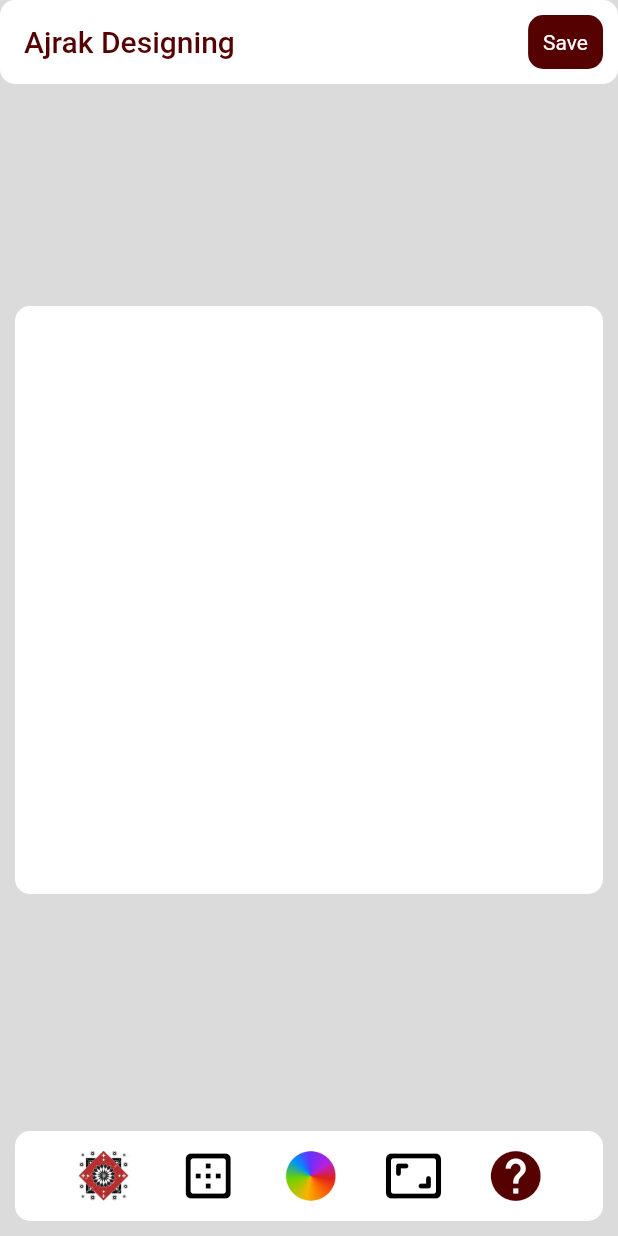
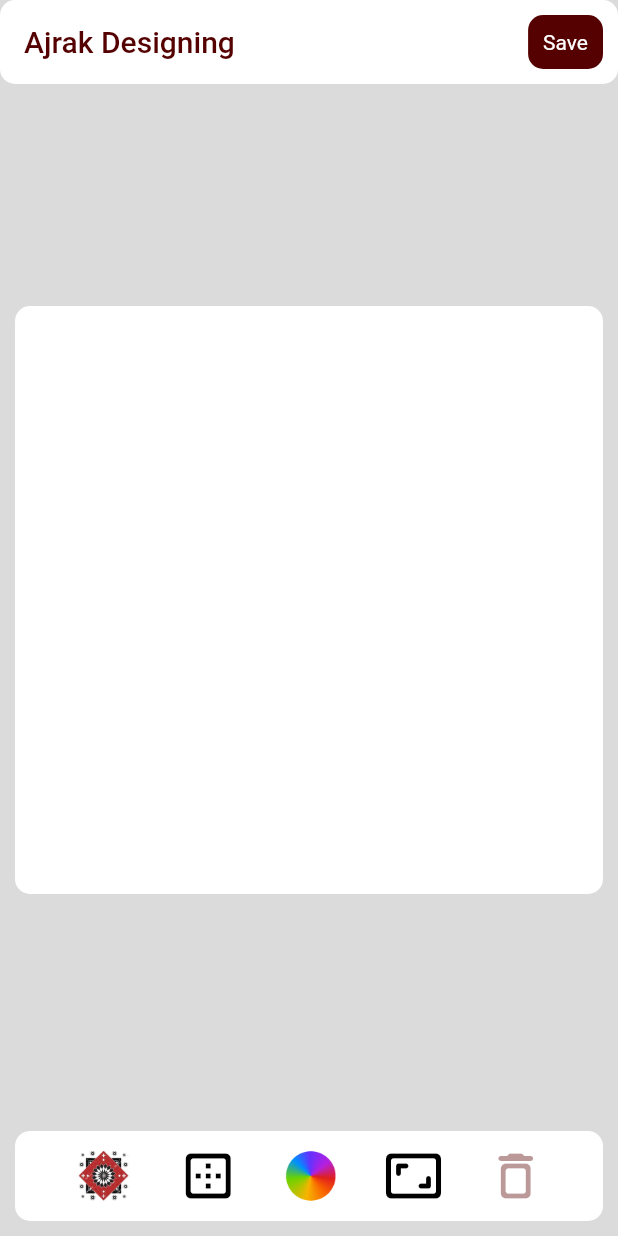
Before and after one commit to SajjadAli9470/AjrakDesigning_pro, a Flutter app: the screen it shows after launch, item 4 of the bottom bar chosen, after a tap on the "border outer" icon, on a phone screen of 412 x 824 dp. Run offline on Flutter 3.47's test engine with Material 2 defaults, Android fonts, the phone set to English and light mode, and no system bars; our stand-ins replace bloc, flutter_bloc, flutter_colorpicker; missing offline and left inert: matrix_gesture_detector_pro.

Commit message:
Deletion ins on the wayy

```diff
--- /dev/null
+++ b/lib/Delete.dart
@@ -0,0 +1,35 @@
+import 'package:flutter/material.dart';
+import 'package:flutter_bloc/flutter_bloc.dart';
+
+import 'blocs/bloc/history_bloc.dart';
+import 'design_var.dart';
+
+class Delete extends StatefulWidget {
+  const Delete({super.key});
+
+  @override
+  State<Delete> createState() => _DeleteState();
+}
+
+class _DeleteState extends State<Delete> {
+  @override
+  Widget build(BuildContext context) {
+    return BlocBuilder<HistoryBloc, HistoryState>(
+      builder: (context, hstate) {
+        int selectedd=hstate.histroyList.isNotEmpty ? hstate.histroyList.last.selectedItem : -1;
+        return InkWell(
+          onTap: () {},
+          child: Container(
+              decoration: BoxDecoration(
+                borderRadius: BorderRadius.circular(3),
+              ),
+              child: Icon(
+                Icons.delete_outline_rounded,
+                color: selectedd!=-1 ? ajrakColor :ajrakColor.withOpacity(0.4),
+                size: 40,
+              )),
+        );
+      },
+    );
+  }
+}
--- a/lib/background.dart
+++ b/lib/background.dart
@@ -79,10 +79,13 @@ class _BackGroundState extends State<BackGround> {
                           });
                           context.read<HistoryBloc>().add(add_history(
                               history: History(
+                                border: state.histroyList.last.border,
                                   backgroundColor: selectedColor,
                                   ratio: ratio,
                                   layers: state.histroyList.first.layers,
-                                  matrix: state.histroyList.first.matrix)));
+                                  matrix: state.histroyList.first.matrix,
+                                  selectedItem: selectedItem
+                                  )));
 
 
                         },
--- a/lib/border.dart
+++ b/lib/border.dart
@@ -47,6 +47,8 @@ class _BordersState extends State<Borders> {
                                       Image.asset('assets/borders/b_$i.png')));
                           context.read<HistoryBloc>().add(add_history(
                               history: History(
+                                border:'assets/borders/b_$i.png',
+                                selectedItem: selectedItem,
                                   layers: layer,
                                   backgroundColor: selectedColor,
                                   ratio: ratio)));
--- a/lib/bottom_bar.dart
+++ b/lib/bottom_bar.dart
@@ -1,5 +1,5 @@
 import 'package:design_ajrak2/background.dart';
-import 'package:design_ajrak2/help.dart';
+import 'package:design_ajrak2/Delete.dart';
 import 'package:design_ajrak2/patterns.dart';
 import 'package:design_ajrak2/ratio.dart';
 import 'package:flutter/material.dart';
@@ -19,13 +19,13 @@ class ButtomBar extends StatefulWidget {
 class _ButtomBarState extends State<ButtomBar> {
   @override
   Widget build(BuildContext context) {
-    return   Container(
+    return   SizedBox(
         width: MediaQuery.of(context).size.width,
         height: 80 ,
 
         child: Container(
-          margin: EdgeInsets.all(10),
-          padding: EdgeInsets.all(10),
+          margin: const EdgeInsets.all(10),
+          padding: const EdgeInsets.all(10),
           decoration: BoxDecoration(
             color: Colors.white,
             borderRadius: BorderRadius.circular(10)
@@ -38,7 +38,7 @@ class _ButtomBarState extends State<ButtomBar> {
                   Borders(),
                   BackGround(),
                   Ratio(),
-                  Help(),
+                  Delete(),
               ],
             ),
           ),
--- a/lib/design_area.dart
+++ b/lib/design_area.dart
@@ -23,7 +23,12 @@ class _design_areaState extends State<design_area> {
     super.initState();
     context.read<HistoryBloc>().add(add_history(
         history: History(
-            layers: null, backgroundColor: selectedColor, ratio: ratio)));
+            layers: null,
+            backgroundColor: selectedColor,
+            ratio: ratio,
+            selectedItem: -1,
+            border: ''
+            )));
   }
 
   @override
@@ -50,6 +55,7 @@ class _design_areaState extends State<design_area> {
                 margin: const EdgeInsets.all(10),
                 padding: const EdgeInsets.all(10),
                 decoration: BoxDecoration(
+
                     color: ajrakColor, borderRadius: BorderRadius.circular(10)),
                 child: const Text('Save'),
               ),
@@ -58,24 +64,37 @@ class _design_areaState extends State<design_area> {
         ),
         body: Center(
           child: BlocBuilder<HistoryBloc, HistoryState>(
-            builder: (context, state) {
-             for (var element in state.histroyList) {
-                log('${element.backgroundColor}');
-                log('${element.layers}');
-                log('${element.matrix}');
-                log('${element.ratio}');
-             }
-              ratio = state.histroyList.isNotEmpty
-                  ? state.histroyList.first.ratio
+            builder: (context, hstate) {
+              ratio = hstate.histroyList.isNotEmpty
+                  ? hstate.histroyList.last.ratio
                   : ratio;
-              selectedColor = state.histroyList.isNotEmpty
-                  ? state.histroyList.first.backgroundColor
+              selectedColor = hstate.histroyList.isNotEmpty
+                  ? hstate.histroyList.last.backgroundColor
                   : selectedColor;
-              return AspectRatio(
+              var border=hstate.histroyList.isNotEmpty ? hstate.histroyList.last.border
+                  : "";
+              log(selectedColor.toString());
+              return GestureDetector(
+                onTap: (){
+                  context.read<HistoryBloc>().add(
+                                          add_history(
+                                              history: History(
+                                                border: hstate.histroyList.last.border,
+                                                  selectedItem:-1,
+                                                  layers: hstate
+                                                      .histroyList.last.layers,
+                                                  backgroundColor:
+                                                      selectedColor,
+                                                  ratio: ratio,
+                                                  matrix: hstate.histroyList
+                                                      .last.matrix)));
+                },
+                child: AspectRatio(
                   aspectRatio: ratio,
                   child: Container(
                     margin: const EdgeInsets.all(10),
                     decoration: BoxDecoration(
+                      image: border!='' && (hstate.histroyList.last.border!=null) ? DecorationImage(image: AssetImage(hstate.histroyList.last.border!),fit: BoxFit.fill ): null,
                         color: selectedColor,
                         borderRadius: BorderRadius.circular(10)),
                     child: BlocBuilder<LayredBloc, LayredState>(
@@ -85,12 +104,30 @@ class _design_areaState extends State<design_area> {
                           children: [
                             ...state.layredList.map(
                               (e) {
-                              return e.child;
+                                return GestureDetector(
+                                    onTap: () {
+                                      setState(() {
+                                        context.read<HistoryBloc>().add(
+                                            add_history(
+                                                history: History(
+                                                  border: hstate.histroyList.last.border,
+                                                    selectedItem: e.id,
+                                                    layers: hstate
+                                                        .histroyList.last.layers,
+                                                    backgroundColor:
+                                                        selectedColor,
+                                                    ratio: ratio,
+                                                    matrix: hstate.histroyList
+                                                        .last.matrix)));
+                                      });
+                                    },
+                                    child: e.child);
                               },
                             )
                           ],
                         );
                       },
+                    ),
                   ),
                 ),
               );
--- a/lib/help.dart
+++ /dev/null
@@ -1,26 +0,0 @@
-import 'package:flutter/material.dart';
-
-import 'design_var.dart';
-
-class Help extends StatefulWidget {
-  const Help({super.key});
-
-  @override
-  State<Help> createState() => _HelpState();
-}
-
-class _HelpState extends State<Help> {
-  @override
-  Widget build(BuildContext context) {
-    return InkWell(
-                    onTap: (){
-                    },
-                    child: Container(
-
-                      decoration: BoxDecoration(
-                        borderRadius: BorderRadius.circular(3),
-                      ),
-                      child: Icon(Icons.help_sharp,color:ajrakColor,size: 40,)) ,
-                  );
-  }
-}
--- a/lib/model/history_model.dart
+++ b/lib/model/history_model.dart
@@ -8,12 +8,14 @@ class History {
   final Matrix4? matrix;
   final Color backgroundColor;
   final double ratio;
+  final int selectedItem;
+  final String? border;
   History({
     this.layers,
     this.matrix,
     required this.backgroundColor,
     required this.ratio,
+    required this.selectedItem,
+    this.border,
   });
-
-
 }
--- a/lib/patterns.dart
+++ b/lib/patterns.dart
@@ -1,4 +1,3 @@
-import 'dart:developer';
 
 import 'package:design_ajrak2/blocs/bloc/layred_bloc.dart';
 import 'package:flutter/material.dart';
@@ -6,7 +5,6 @@ import 'package:flutter_bloc/flutter_bloc.dart';
 
 import 'Overlayed.dart';
 import 'blocs/bloc/history_bloc.dart';
-import 'design_area.dart';
 import 'design_var.dart';
 import 'model/history_model.dart';
 import 'model/layred_widgets.dart';
@@ -48,7 +46,9 @@ class _PattrensState extends State<Pattrens> {
                                                 LayeredWidget layer=LayeredWidget(id:id, child:OverlayedWidget( id:id,child: Image.asset('assets/custom/p_$i.png') ));
                                                 context.read<LayredBloc>().add(add_layer(layer:layer));
                                                 context.read<HistoryBloc>().add(add_history(
-                              history: History(layers: layer, backgroundColor: selectedColor, ratio: ratio,matrix:null)));
+                              history: History(
+                                border: state.histroyList.last.border,
+                                selectedItem : state.histroyList.last.selectedItem ,layers: layer, backgroundColor: selectedColor, ratio: ratio,matrix:null)));
 
                                               },
                                               child: Container(
--- a/lib/ratio.dart
+++ b/lib/ratio.dart
@@ -22,24 +22,27 @@ class _RatioState extends State<Ratio> {
           backgroundColor: Colors.transparent,
           context: context,
           builder: (context) {
+            return BlocBuilder<HistoryBloc, HistoryState>(
+              builder: (context, state) {
                 return Container(
                           height: 80,
-              margin: EdgeInsets.all(10),
-              padding: EdgeInsets.all(10),
+                          margin: const EdgeInsets.all(10),
+                          padding: const EdgeInsets.all(10),
                           decoration: BoxDecoration(
                               color: Colors.white, borderRadius: BorderRadius.circular(10)),
                           child: Row(
                             mainAxisAlignment: MainAxisAlignment.spaceAround,
                             children: [
-                  BlocBuilder<HistoryBloc, HistoryState>(
-                    builder: (context, state) {
-                      return InkWell(
+
+
+                                   InkWell(
                                                   onTap: () {
                                                     setState(() {
                                                       aspect_ratio = 1 / 2;
                                                     });
+
                                                     context.read<HistoryBloc>().add(add_history(
-                          history: History(layers:state.histroyList.first.layers , backgroundColor: selectedColor, ratio: ratio,matrix: state.histroyList.first.matrix)));
+                                      history: History(layers:state.histroyList.last.layers , backgroundColor: selectedColor, ratio: aspect_ratio,matrix: state.histroyList.last.matrix,selectedItem: state.histroyList.last.selectedItem,border: state.histroyList.last.border)));
                                                     Navigator.of(context).pop();
                                                   },
                                                   child: Container(
@@ -49,19 +52,22 @@ class _RatioState extends State<Ratio> {
                                                     decoration: BoxDecoration(
                                                         borderRadius: BorderRadius.circular(3),
                                                         border: Border.all(color: Colors.black, width: 3)),
-                                        child: Text(
+                                                    child: const Text(
                                                       '1:2',
                                                       style: TextStyle(fontSize: 8),
                                                     ),
                                                   ),
-                                    );
-                    },
                                                 ),
+
+
                               InkWell(
                                 onTap: () {
                                   setState(() {
                                     aspect_ratio = 1;
                                   });
+
+                                                    context.read<HistoryBloc>().add(add_history(
+                                      history: History(layers:state.histroyList.last.layers , backgroundColor: selectedColor, ratio: aspect_ratio,matrix: state.histroyList.last.matrix,selectedItem: state.histroyList.last.selectedItem,border: state.histroyList.last.border)));
                                   Navigator.of(context).pop();
                                 },
                                 child: Container(
@@ -71,7 +77,7 @@ class _RatioState extends State<Ratio> {
                                   decoration: BoxDecoration(
                                       borderRadius: BorderRadius.circular(3),
                                       border: Border.all(color: Colors.black, width: 3)),
-                      child: Text(
+                                  child: const Text(
                                     '1:1',
                                     style: TextStyle(fontSize: 8),
                                   ),
@@ -82,6 +88,9 @@ class _RatioState extends State<Ratio> {
                                   setState(() {
                                     aspect_ratio = 16 / 9;
                                   });
+
+                                                    context.read<HistoryBloc>().add(add_history(
+                                      history: History(layers:state.histroyList.last.layers , backgroundColor: selectedColor, ratio: aspect_ratio,matrix: state.histroyList.last.matrix,selectedItem: state.histroyList.last.selectedItem,border: state.histroyList.last.border)));
                                   Navigator.of(context).pop();
                                 },
                                 child: Container(
@@ -91,7 +100,7 @@ class _RatioState extends State<Ratio> {
                                   decoration: BoxDecoration(
                                       borderRadius: BorderRadius.circular(3),
                                       border: Border.all(color: Colors.black, width: 3)),
-                      child: Text(
+                                  child: const Text(
                                     '16:9',
                                     style: TextStyle(fontSize: 8),
                                   ),
@@ -102,7 +111,9 @@ class _RatioState extends State<Ratio> {
                                   setState(() {
                                     aspect_ratio = 9 / 16;
                                   });
-                      Navigator.of(context).pop();
+
+                                                    context.read<HistoryBloc>().add(add_history(
+                                      history: History(layers:state.histroyList.last.layers , backgroundColor: selectedColor, ratio: aspect_ratio,matrix: state.histroyList.last.matrix,selectedItem: state.histroyList.last.selectedItem,border: state.histroyList.last.border)));    Navigator.of(context).pop();
                                 },
                                 child: Container(
                                   height: 50,
@@ -111,7 +122,7 @@ class _RatioState extends State<Ratio> {
                                   decoration: BoxDecoration(
                                       borderRadius: BorderRadius.circular(3),
                                       border: Border.all(color: Colors.black, width: 3)),
-                      child: Text(
+                                  child: const Text(
                                     '9:16',
                                     style: TextStyle(fontSize: 8),
                                   ),
@@ -123,12 +134,14 @@ class _RatioState extends State<Ratio> {
               },
             );
           },
+        );
+      },
       child: Container(
 
         decoration: BoxDecoration(
           borderRadius: BorderRadius.circular(3),
         ),
-        child: Icon(Icons.aspect_ratio_rounded,color: Colors.black,size: 40,),
+        child: const Icon(Icons.aspect_ratio_rounded,color: Colors.black,size: 40,),
       ),
     );
   }
```
Also changed, not shown: lib/Overlayed.dart (+20 -9 lines), lib/blocs/bloc/history_event.dart (line endings or trailing spaces). Lines whose indentation alone changed are shown as unchanged.
